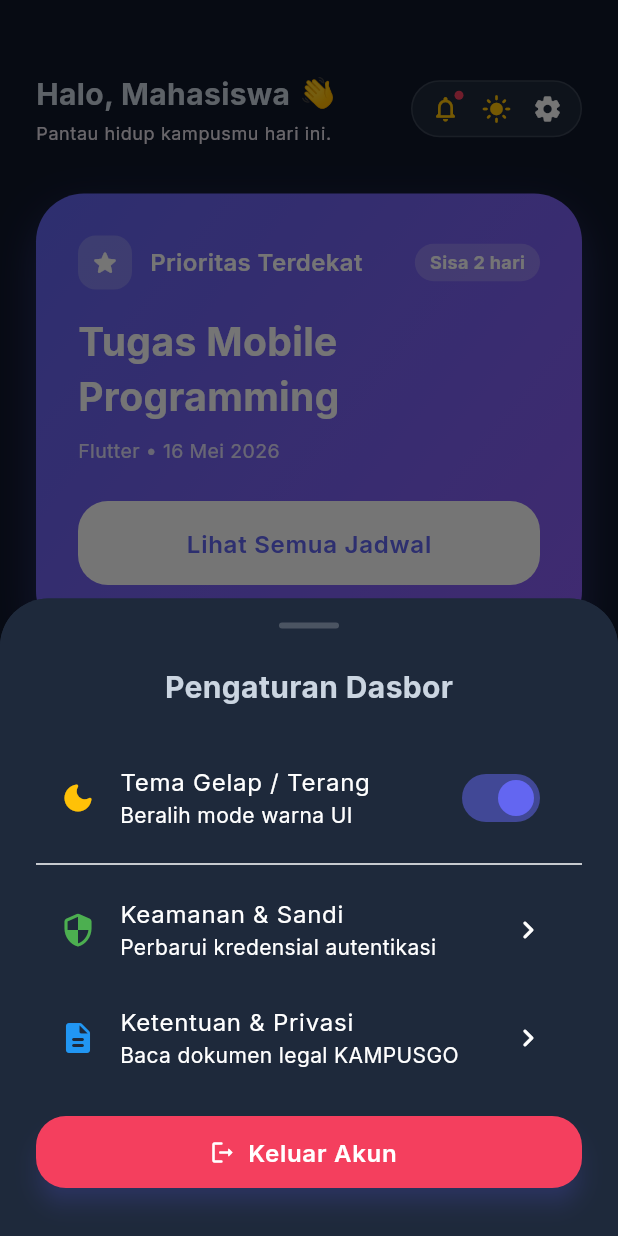
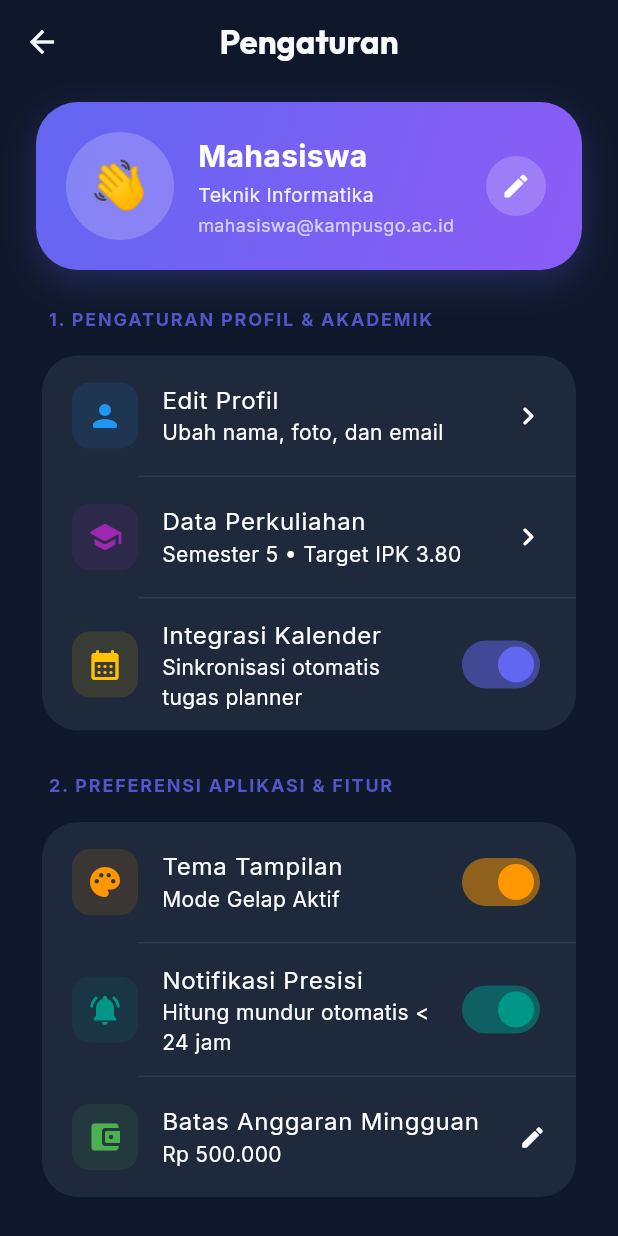
Before and after one commit to faiqurrohman/kampusgo_runner, a Flutter app: the DashboardScreen screen opened directly, after a tap on the "settings" icon, on a phone screen of 412 x 824 dp. Run offline on Flutter 3.47's test engine with Material 3 defaults, Android fonts, the phone set to English and light mode, and no system bars; our stand-ins replace google_fonts.

Commit message:
implementasi fitur pengaturan

```diff
--- a/lib/screens/dashboard_screen.dart
+++ b/lib/screens/dashboard_screen.dart
@@ -10,6 +10,7 @@ import 'gpa_screen.dart';
 import 'login_screen.dart';
 import 'planner_screen.dart';
 import 'resource_screen.dart';
+import 'settings_screen.dart';
 
 class DashboardScreen extends StatefulWidget { const DashboardScreen({super.key}); @override State<DashboardScreen> createState() => _DashboardScreenState(); }
 class _DashboardScreenState extends State<DashboardScreen> {
@@ -211,10 +212,10 @@ class _Home extends StatelessWidget {
               children: [
                 Row(
                   children: [
-                    const Flexible(
+                    Flexible(
                       child: Text(
-                        'Halo, Mahasiswa',
-                        style: TextStyle(fontSize: 20, fontWeight: FontWeight.bold),
+                        'Halo, ${data.userName}',
+                        style: const TextStyle(fontSize: 20, fontWeight: FontWeight.bold),
                         maxLines: 1,
                         overflow: TextOverflow.ellipsis,
                       ),
@@ -279,9 +280,9 @@ class _Home extends StatelessWidget {
                 GestureDetector(
                   behavior: HitTestBehavior.opaque,
                   onTap: () {
-                    showModalBottomSheet(
-                      context: context,
-                      builder: (_) => _SettingsSheet(onLogout: onLogout),
+                    Navigator.push(
+                      context,
+                      MaterialPageRoute(builder: (_) => SettingsScreen(onLogout: onLogout)),
                     );
                   },
                   child: const Icon(Icons.settings_rounded, size: 20),
--- /dev/null
+++ b/lib/screens/settings_screen.dart
@@ -0,0 +1,442 @@
+import 'package:flutter/material.dart';
+import '../services/app_data.dart';
+import '../utils/app_theme.dart';
+import '../utils/formatters.dart';
+
+class SettingsScreen extends StatefulWidget {
+  final VoidCallback onLogout;
+  const SettingsScreen({super.key, required this.onLogout});
+
+  @override
+  State<SettingsScreen> createState() => _SettingsScreenState();
+}
+
+class _SettingsScreenState extends State<SettingsScreen> {
+  final data = AppData.instance;
+
+  void _showEditProfileDialog() {
+    final nameCtrl = TextEditingController(text: data.userName);
+    final emailCtrl = TextEditingController(text: data.userEmail);
+    final prodiCtrl = TextEditingController(text: data.userProdi);
+
+    showDialog(
+      context: context,
+      builder: (ctx) => AlertDialog(
+        shape: RoundedRectangleBorder(borderRadius: BorderRadius.circular(24)),
+        title: const Text('Edit Profil', style: TextStyle(fontWeight: FontWeight.bold)),
+        content: SingleChildScrollView(
+          child: Column(
+            mainAxisSize: MainAxisSize.min,
+            children: [
+              TextField(
+                controller: nameCtrl,
+                decoration: InputDecoration(
+                  labelText: 'Nama Lengkap',
+                  prefixIcon: const Icon(Icons.person_outline_rounded),
+                  border: OutlineInputBorder(borderRadius: BorderRadius.circular(16)),
+                ),
+              ),
+              const SizedBox(height: 16),
+              TextField(
+                controller: emailCtrl,
+                decoration: InputDecoration(
+                  labelText: 'Alamat Email',
+                  prefixIcon: const Icon(Icons.email_outlined),
+                  border: OutlineInputBorder(borderRadius: BorderRadius.circular(16)),
+                ),
+              ),
+              const SizedBox(height: 16),
+              TextField(
+                controller: prodiCtrl,
+                decoration: InputDecoration(
+                  labelText: 'Program Studi',
+                  prefixIcon: const Icon(Icons.school_outlined),
+                  border: OutlineInputBorder(borderRadius: BorderRadius.circular(16)),
+                ),
+              ),
+            ],
+          ),
+        ),
+        actions: [
+          TextButton(
+            onPressed: () => Navigator.pop(ctx),
+            child: const Text('Batal'),
+          ),
+          ElevatedButton(
+            style: ElevatedButton.styleFrom(
+              backgroundColor: AppTheme.primary,
+              foregroundColor: Colors.white,
+              shape: RoundedRectangleBorder(borderRadius: BorderRadius.circular(12)),
+            ),
+            onPressed: () {
+              data.updateProfile(
+                name: nameCtrl.text,
+                email: emailCtrl.text,
+                prodi: prodiCtrl.text,
+              );
+              Navigator.pop(ctx);
+              ScaffoldMessenger.of(context).showSnackBar(
+                const SnackBar(
+                  content: Text('Profil berhasil diperbarui'),
+                  behavior: SnackBarBehavior.floating,
+                ),
+              );
+            },
+            child: const Text('Simpan'),
+          ),
+        ],
+      ),
+    );
+  }
+
+  void _showAcademicDataDialog() {
+    double targetVal = data.targetGpa;
+    int semVal = data.activeSemester;
+
+    showDialog(
+      context: context,
+      builder: (ctx) => StatefulBuilder(
+        builder: (context, setModalState) => AlertDialog(
+          shape: RoundedRectangleBorder(borderRadius: BorderRadius.circular(24)),
+          title: const Text('Data Perkuliahan', style: TextStyle(fontWeight: FontWeight.bold)),
+          content: Column(
+            mainAxisSize: MainAxisSize.min,
+            crossAxisAlignment: CrossAxisAlignment.start,
+            children: [
+              Text('Semester Aktif: Semester $semVal', style: const TextStyle(fontWeight: FontWeight.bold)),
+              Slider(
+                value: semVal.toDouble(),
+                min: 1, max: 14, divisions: 13,
+                activeColor: AppTheme.primary,
+                label: '$semVal',
+                onChanged: (v) => setModalState(() => semVal = v.toInt()),
+              ),
+              const SizedBox(height: 16),
+              Text('Target IPK Kelulusan: ${targetVal.toStringAsFixed(2)}', style: const TextStyle(fontWeight: FontWeight.bold)),
+              Slider(
+                value: targetVal,
+                min: 2.0, max: 4.0, divisions: 40,
+                activeColor: Colors.purpleAccent,
+                label: targetVal.toStringAsFixed(2),
+                onChanged: (v) => setModalState(() => targetVal = v),
+              ),
+              const SizedBox(height: 8),
+              Text(
+                'Digunakan sebagai acuan perbandingan visual pada fitur GPA Predictor.',
+                style: Theme.of(context).textTheme.bodySmall?.copyWith(fontSize: 11),
+              ),
+            ],
+          ),
+          actions: [
+            TextButton(onPressed: () => Navigator.pop(ctx), child: const Text('Batal')),
+            ElevatedButton(
+              style: ElevatedButton.styleFrom(
+                backgroundColor: AppTheme.primary,
+                foregroundColor: Colors.white,
+                shape: RoundedRectangleBorder(borderRadius: BorderRadius.circular(12)),
+              ),
+              onPressed: () {
+                data.updateProfile(semester: semVal, target: targetVal);
+                Navigator.pop(ctx);
+                ScaffoldMessenger.of(context).showSnackBar(
+                  const SnackBar(content: Text('Data akademik diperbarui'), behavior: SnackBarBehavior.floating),
+                );
+              },
+              child: const Text('Simpan'),
+            ),
+          ],
+        ),
+      ),
+    );
+  }
+
+  void _showBudgetLimitDialog() {
+    final ctrl = TextEditingController(text: data.budgetLimit.toString());
+    showDialog(
+      context: context,
+      builder: (ctx) => AlertDialog(
+        shape: RoundedRectangleBorder(borderRadius: BorderRadius.circular(24)),
+        title: const Text('Batas Anggaran', style: TextStyle(fontWeight: FontWeight.bold)),
+        content: TextField(
+          controller: ctrl,
+          keyboardType: TextInputType.number,
+          decoration: InputDecoration(
+            labelText: 'Limit Anggaran (Rp)',
+            prefixIcon: const Icon(Icons.account_balance_wallet_outlined),
+            border: OutlineInputBorder(borderRadius: BorderRadius.circular(16)),
+          ),
+        ),
+        actions: [
+          TextButton(onPressed: () => Navigator.pop(ctx), child: const Text('Batal')),
+          ElevatedButton(
+            style: ElevatedButton.styleFrom(backgroundColor: Colors.green, foregroundColor: Colors.white),
+            onPressed: () {
+              final val = int.tryParse(ctrl.text) ?? data.budgetLimit;
+              data.updateBudgetLimit(val);
+              Navigator.pop(ctx);
+            },
+            child: const Text('Simpan'),
+          ),
+        ],
+      ),
+    );
+  }
+
+  Widget _sectionTitle(String title) {
+    return Padding(
+      padding: const EdgeInsets.only(left: 8, bottom: 12, top: 24),
+      child: Text(
+        title.toUpperCase(),
+        style: TextStyle(
+          fontSize: 12,
+          fontWeight: FontWeight.bold,
+          color: AppTheme.primary.withOpacity(0.8),
+          letterSpacing: 1.2,
+        ),
+      ),
+    );
+  }
+
+  @override
+  Widget build(BuildContext context) {
+    return AnimatedBuilder(
+      animation: data,
+      builder: (context, _) => Scaffold(
+        appBar: AppBar(
+          title: const Text('Pengaturan', style: TextStyle(fontWeight: FontWeight.bold)),
+          centerTitle: true,
+          elevation: 0,
+          backgroundColor: Colors.transparent,
+        ),
+        body: ListView(
+          padding: const EdgeInsets.symmetric(horizontal: 24, vertical: 12),
+          children: [
+            // Kartu Profil Utama
+            Container(
+              padding: const EdgeInsets.all(20),
+              decoration: BoxDecoration(
+                gradient: const LinearGradient(
+                  colors: [AppTheme.primary, AppTheme.secondary],
+                  begin: Alignment.topLeft, end: Alignment.bottomRight,
+                ),
+                borderRadius: BorderRadius.circular(28),
+                boxShadow: [
+                  BoxShadow(color: AppTheme.primary.withOpacity(0.25), blurRadius: 20, offset: const Offset(0, 8)),
+                ],
+              ),
+              child: Row(
+                children: [
+                  CircleAvatar(
+                    radius: 36,
+                    backgroundColor: Colors.white.withOpacity(0.2),
+                    child: const Text('👋', style: TextStyle(fontSize: 32)),
+                  ),
+                  const SizedBox(width: 16),
+                  Expanded(
+                    child: Column(
+                      crossAxisAlignment: CrossAxisAlignment.start,
+                      children: [
+                        Text(
+                          data.userName,
+                          style: const TextStyle(fontSize: 20, fontWeight: FontWeight.bold, color: Colors.white),
+                        ),
+                        const SizedBox(height: 2),
+                        Text(
+                          data.userProdi,
+                          style: TextStyle(fontSize: 13, color: Colors.white.withOpacity(0.9)),
+                        ),
+                        const SizedBox(height: 2),
+                        Text(
+                          data.userEmail,
+                          style: TextStyle(fontSize: 12, color: Colors.white.withOpacity(0.7)),
+                        ),
+                      ],
+                    ),
+                  ),
+                  IconButton(
+                    style: IconButton.styleFrom(backgroundColor: Colors.white.withOpacity(0.2)),
+                    icon: const Icon(Icons.edit_rounded, color: Colors.white, size: 20),
+                    onPressed: _showEditProfileDialog,
+                  ),
+                ],
+              ),
+            ),
+
+            _sectionTitle('1. Pengaturan Profil & Akademik'),
+            Card(
+              elevation: 0,
+              shape: RoundedRectangleBorder(borderRadius: BorderRadius.circular(24)),
+              color: Theme.of(context).colorScheme.surface,
+              child: Column(
+                children: [
+                  ListTile(
+                    contentPadding: const EdgeInsets.symmetric(horizontal: 20, vertical: 4),
+                    leading: Container(
+                      padding: const EdgeInsets.all(10),
+                      decoration: BoxDecoration(color: Colors.blue.withOpacity(0.12), borderRadius: BorderRadius.circular(12)),
+                      child: const Icon(Icons.person_rounded, color: Colors.blue),
+                    ),
+                    title: const Text('Edit Profil'),
+                    subtitle: const Text('Ubah nama, foto, dan email'),
+                    trailing: const Icon(Icons.chevron_right_rounded),
+                    onTap: _showEditProfileDialog,
+                  ),
+                  Divider(height: 1, indent: 64, color: Theme.of(context).dividerColor.withOpacity(0.08)),
+                  ListTile(
+                    contentPadding: const EdgeInsets.symmetric(horizontal: 20, vertical: 4),
+                    leading: Container(
+                      padding: const EdgeInsets.all(10),
+                      decoration: BoxDecoration(color: Colors.purple.withOpacity(0.12), borderRadius: BorderRadius.circular(12)),
+                      child: const Icon(Icons.school_rounded, color: Colors.purple),
+                    ),
+                    title: const Text('Data Perkuliahan'),
+                    subtitle: Text('Semester ${data.activeSemester} • Target IPK ${data.targetGpa.toStringAsFixed(2)}'),
+                    trailing: const Icon(Icons.chevron_right_rounded),
+                    onTap: _showAcademicDataDialog,
+                  ),
+                  Divider(height: 1, indent: 64, color: Theme.of(context).dividerColor.withOpacity(0.08)),
+                  ListTile(
+                    contentPadding: const EdgeInsets.symmetric(horizontal: 20, vertical: 4),
+                    leading: Container(
+                      padding: const EdgeInsets.all(10),
+                      decoration: BoxDecoration(color: Colors.amber.withOpacity(0.12), borderRadius: BorderRadius.circular(12)),
+                      child: const Icon(Icons.calendar_month_rounded, color: Colors.amber),
+                    ),
+                    title: const Text('Integrasi Kalender'),
+                    subtitle: const Text('Sinkronisasi otomatis tugas planner'),
+                    trailing: Switch(
+                      value: data.calendarIntegration,
+                      onChanged: data.toggleCalendarIntegration,
+                      activeColor: AppTheme.primary,
+                    ),
+                  ),
+                ],
+              ),
+            ),
+
+            _sectionTitle('2. Preferensi Aplikasi & Fitur'),
+            Card(
+              elevation: 0,
+              shape: RoundedRectangleBorder(borderRadius: BorderRadius.circular(24)),
+              color: Theme.of(context).colorScheme.surface,
+              child: Column(
+                children: [
+                  ListTile(
+                    contentPadding: const EdgeInsets.symmetric(horizontal: 20, vertical: 4),
+                    leading: Container(
+                      padding: const EdgeInsets.all(10),
+                      decoration: BoxDecoration(color: Colors.orange.withOpacity(0.12), borderRadius: BorderRadius.circular(12)),
+                      child: const Icon(Icons.palette_rounded, color: Colors.orange),
+                    ),
+                    title: const Text('Tema Tampilan'),
+                    subtitle: Text(data.themeMode == ThemeMode.dark ? 'Mode Gelap Aktif' : 'Mode Terang Aktif'),
+                    trailing: Switch(
+                      value: data.themeMode == ThemeMode.dark,
+                      onChanged: (_) => data.toggleTheme(),
+                      activeColor: Colors.orange,
+                    ),
+                  ),
+                  Divider(height: 1, indent: 64, color: Theme.of(context).dividerColor.withOpacity(0.08)),
+                  ListTile(
+                    contentPadding: const EdgeInsets.symmetric(horizontal: 20, vertical: 4),
+                    leading: Container(
+                      padding: const EdgeInsets.all(10),
+                      decoration: BoxDecoration(color: Colors.teal.withOpacity(0.12), borderRadius: BorderRadius.circular(12)),
+                      child: const Icon(Icons.notifications_active_rounded, color: Colors.teal),
+                    ),
+                    title: const Text('Notifikasi Presisi'),
+                    subtitle: const Text('Hitung mundur otomatis < 24 jam'),
+                    trailing: Switch(
+                      value: data.preciseNotifications,
+                      onChanged: data.togglePreciseNotifications,
+                      activeColor: Colors.teal,
+                    ),
+                  ),
+                  Divider(height: 1, indent: 64, color: Theme.of(context).dividerColor.withOpacity(0.08)),
+                  ListTile(
+                    contentPadding: const EdgeInsets.symmetric(horizontal: 20, vertical: 4),
+                    leading: Container(
+                      padding: const EdgeInsets.all(10),
+                      decoration: BoxDecoration(color: Colors.green.withOpacity(0.12), borderRadius: BorderRadius.circular(12)),
+                      child: const Icon(Icons.account_balance_wallet_rounded, color: Colors.green),
+                    ),
+                    title: const Text('Batas Anggaran Mingguan'),
+                    subtitle: Text(Formatters.currency.format(data.budgetLimit)),
+                    trailing: const Icon(Icons.edit_rounded, size: 18),
+                    onTap: _showBudgetLimitDialog,
+                  ),
+                ],
+              ),
+            ),
+
+            _sectionTitle('3. Keamanan & Informasi'),
+            Card(
+              elevation: 0,
+              shape: RoundedRectangleBorder(borderRadius: BorderRadius.circular(24)),
+              color: Theme.of(context).colorScheme.surface,
+              child: Column(
+                children: [
+                  ListTile(
+                    contentPadding: const EdgeInsets.symmetric(horizontal: 20, vertical: 4),
+                    leading: Container(
+                      padding: const EdgeInsets.all(10),
+                      decoration: BoxDecoration(color: Colors.redAccent.withOpacity(0.12), borderRadius: BorderRadius.circular(12)),
+                      child: const Icon(Icons.security_rounded, color: Colors.redAccent),
+                    ),
+                    title: const Text('Keamanan Akun'),
+                    subtitle: const Text('Autentikasi & kata sandi'),
+                    trailing: const Icon(Icons.chevron_right_rounded),
+                    onTap: () {
+                      ScaffoldMessenger.of(context).showSnackBar(
+                        const SnackBar(content: Text('Keamanan biometrik diaktifkan'), behavior: SnackBarBehavior.floating),
+                      );
+                    },
+                  ),
+                  Divider(height: 1, indent: 64, color: Theme.of(context).dividerColor.withOpacity(0.08)),
+                  ListTile(
+                    contentPadding: const EdgeInsets.symmetric(horizontal: 20, vertical: 4),
+                    leading: Container(
+                      padding: const EdgeInsets.all(10),
+                      decoration: BoxDecoration(color: Colors.grey.withOpacity(0.12), borderRadius: BorderRadius.circular(12)),
+                      child: const Icon(Icons.description_rounded, color: Colors.grey),
+                    ),
+                    title: const Text('Ketentuan & Privasi'),
+                    subtitle: const Text('Dokumen legal & lisensi KAMPUSGO'),
+                    trailing: const Icon(Icons.open_in_new_rounded, size: 18),
+                    onTap: () {
+                      showDialog(
+                        context: context,
+                        builder: (_) => AlertDialog(
+                          shape: RoundedRectangleBorder(borderRadius: BorderRadius.circular(24)),
+                          title: const Text('Ketentuan & Privasi'),
+                          content: const Text('Aplikasi KAMPUSGO dirancang khusus untuk mempermudah produktivitas mahasiswa. Seluruh data dilindungi secara terenkripsi lokal pada perangkat Anda.'),
+                          actions: [TextButton(onPressed: () => Navigator.pop(context), child: const Text('Tutup'))],
+                        ),
+                      );
+                    },
+                  ),
+                ],
+              ),
+            ),
+
+            const SizedBox(height: 32),
+            // Tombol Keluar / Logout Premium
+            ElevatedButton.icon(
+              onPressed: widget.onLogout,
+              icon: const Icon(Icons.logout_rounded),
+              label: const Text('Keluar Akun', style: TextStyle(fontWeight: FontWeight.bold, fontSize: 16)),
+              style: ElevatedButton.styleFrom(
+                backgroundColor: AppTheme.accent,
+                foregroundColor: Colors.white,
+                padding: const EdgeInsets.symmetric(vertical: 16),
+                shape: RoundedRectangleBorder(borderRadius: BorderRadius.circular(24)),
+                elevation: 0,
+              ),
+            ),
+            const SizedBox(height: 48),
+          ],
+        ),
+      ),
+    );
+  }
+}
--- a/lib/services/app_data.dart
+++ b/lib/services/app_data.dart
@@ -87,6 +87,32 @@ class AppData extends ChangeNotifier {
   double targetGpa = 3.80;
   double previousGpa = 3.66;
 
+  String userName = 'Mahasiswa';
+  String userEmail = 'mahasiswa@kampusgo.ac.id';
+  String userProdi = 'Teknik Informatika';
+  int activeSemester = 5;
+  bool calendarIntegration = true;
+  bool preciseNotifications = true;
+
+  void updateProfile({String? name, String? email, String? prodi, int? semester, double? target}) {
+    if (name != null && name.trim().isNotEmpty) userName = name;
+    if (email != null && email.trim().isNotEmpty) userEmail = email;
+    if (prodi != null && prodi.trim().isNotEmpty) userProdi = prodi;
+    if (semester != null) activeSemester = semester;
+    if (target != null) targetGpa = target;
+    notifyListeners();
+  }
+
+  void toggleCalendarIntegration(bool val) {
+    calendarIntegration = val;
+    notifyListeners();
+  }
+
+  void togglePreciseNotifications(bool val) {
+    preciseNotifications = val;
+    notifyListeners();
+  }
+
   void updateTargetGpa(double val) {
     targetGpa = val;
     notifyListeners();
```
